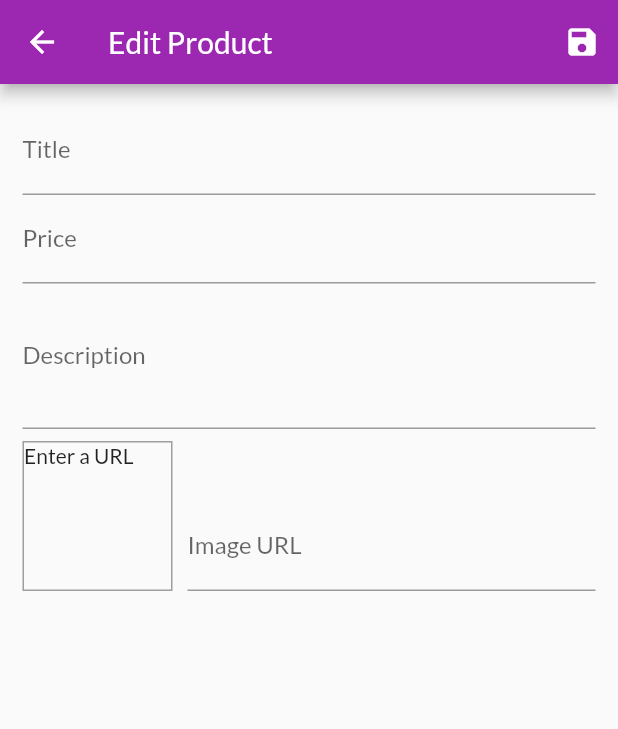
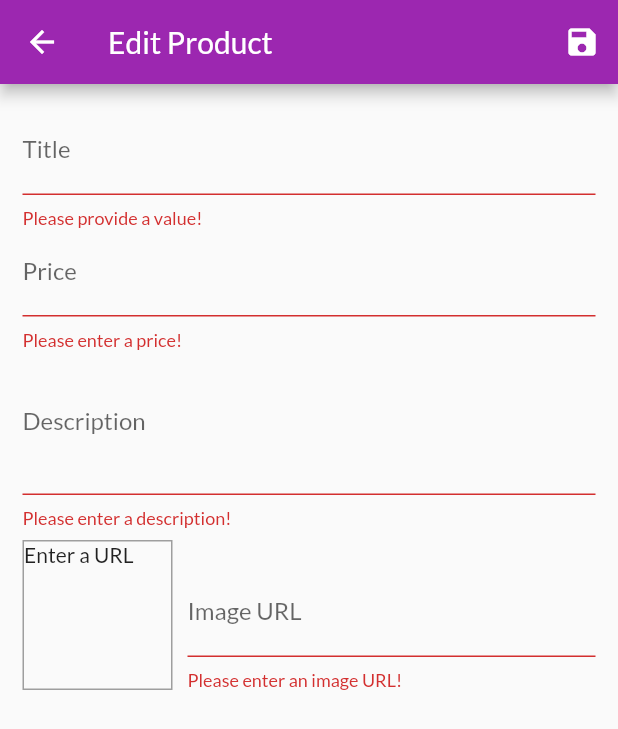
Before and after one commit to binoytv9/flutter-learning, a Flutter app: the EditProductScreen screen opened by its route, after a tap on the "save" icon, on a phone screen of 412 x 824 dp. Shown: the top 729 px of the screen. Run offline on Flutter 3.47's test engine with Material 2 defaults, Android fonts, the phone set to English and light mode, and no system bars; our stand-ins replace sqflite; accounts and stored records are empty; network calls fail.

Commit message:
add edit flow

```diff
--- a/shop_app/lib/screens/edit_product_screen.dart
+++ b/shop_app/lib/screens/edit_product_screen.dart
@@ -1,5 +1,7 @@
 import 'package:flutter/material.dart';
+import 'package:provider/provider.dart';
 import '../providers/product.dart';
+import '../providers/products.dart';
 
 class EditProductScreen extends StatefulWidget {
   static const routeName = '/edit-product';
@@ -13,6 +15,12 @@ class _EditProductScreenState extends State<EditProductScreen> {
   final _descFocusNode = FocusNode();
   final _imageUrlFocusNode = FocusNode();
   final _form = GlobalKey<FormState>();
+  var _isInit = true;
+  var _initValues = {
+    'title': '',
+    'description': '',
+    'price': '',
+  };
   var _editedProduct = Product(
     id: null,
     title: '',
@@ -21,8 +29,26 @@ class _EditProductScreenState extends State<EditProductScreen> {
     imageUrl: '',
   );
 
+  String _validateImageUrl(String value) {
+    if (!value.startsWith('http')) {
+      return 'Please enter a valid URL!';
+    }
+
+    if (!value.endsWith('.png') &&
+        !value.endsWith('.jpg') &&
+        !value.endsWith('.jpeg')) {
+      return 'Please enter a valid image URL!';
+    }
+
+    return null;
+  }
+
   void _updateImageUrl() {
     if (!_imageUrlFocusNode.hasFocus) {
+      if (!_imageUrlController.text.isEmpty &&
+          _validateImageUrl(_imageUrlController.text) != null) {
+        return;
+      }
       setState(() {});
     }
   }
@@ -46,12 +72,46 @@ class _EditProductScreenState extends State<EditProductScreen> {
   }
 
   void _saveForm() {
+    final isValid = _form.currentState.validate();
+    if (!isValid) {
+      return;
+    }
+
     _form.currentState.save();
-    print(_editedProduct.title);
-    print(_editedProduct.price);
-    print(_editedProduct.description);
-    print(_editedProduct.id);
-    print(_editedProduct.imageUrl);
+
+    if (_editedProduct.id != null) {
+      Provider.of<Products>(
+        context,
+        listen: false,
+      ).updateProduct(_editedProduct);
+    } else {
+      Provider.of<Products>(
+        context,
+        listen: false,
+      ).addProduct(_editedProduct);
+    }
+    Navigator.of(context).pop();
+  }
+
+  @override
+  void didChangeDependencies() {
+    if (_isInit) {
+      final producdId = ModalRoute.of(context).settings.arguments as String;
+      if (producdId != null) {
+        _editedProduct = Provider.of<Products>(
+          context,
+          listen: false,
+        ).findById(producdId);
+        _initValues = {
+          'title': _editedProduct.title,
+          'description': _editedProduct.description,
+          'price': _editedProduct.price.toStringAsFixed(2),
+        };
+        _imageUrlController.text = _editedProduct.imageUrl;
+      }
+    }
+    _isInit = false;
+    super.didChangeDependencies();
   }
 
   @override
@@ -73,6 +133,7 @@ class _EditProductScreenState extends State<EditProductScreen> {
           15,
         ),
         child: Form(
+          autovalidate: true,
           key: _form,
           child: SingleChildScrollView(
             child: Column(
@@ -83,6 +144,12 @@ class _EditProductScreenState extends State<EditProductScreen> {
                   ),
                   textInputAction: TextInputAction.next,
                   onFieldSubmitted: (_) => FocusScope.of(context).nextFocus(),
+                  validator: (value) {
+                    if (value.isEmpty) {
+                      return 'Please provide a value!';
+                    }
+                    return null;
+                  },
                   onSaved: (value) {
                     _editedProduct = Product(
                       title: value,
@@ -90,8 +157,10 @@ class _EditProductScreenState extends State<EditProductScreen> {
                       description: _editedProduct.description,
                       id: _editedProduct.id,
                       imageUrl: _editedProduct.imageUrl,
+                      isFavorite: _editedProduct.isFavorite,
                     );
                   },
+                  initialValue: _initValues['title'],
                 ),
                 TextFormField(
                   decoration: const InputDecoration(
@@ -101,6 +170,22 @@ class _EditProductScreenState extends State<EditProductScreen> {
                   keyboardType: TextInputType.number,
                   focusNode: _priceFocusNode,
                   onFieldSubmitted: (_) => FocusScope.of(context).nextFocus(),
+                  validator: (value) {
+                    if (value.isEmpty) {
+                      return 'Please enter a price!';
+                    }
+
+                    final dVal = double.tryParse(value);
+                    if (dVal == null) {
+                      return 'Please enter a valid price!';
+                    }
+
+                    if (dVal <= 0) {
+                      return 'Please enter a number greater than zero!';
+                    }
+
+                    return null;
+                  },
                   onSaved: (value) {
                     _editedProduct = Product(
                       title: _editedProduct.title,
@@ -108,8 +193,10 @@ class _EditProductScreenState extends State<EditProductScreen> {
                       description: _editedProduct.description,
                       id: _editedProduct.id,
                       imageUrl: _editedProduct.imageUrl,
+                      isFavorite: _editedProduct.isFavorite,
                     );
                   },
+                  initialValue: _initValues['price'],
                 ),
                 TextFormField(
                   decoration: const InputDecoration(
@@ -118,15 +205,28 @@ class _EditProductScreenState extends State<EditProductScreen> {
                   focusNode: _descFocusNode,
                   maxLines: 3,
                   keyboardType: TextInputType.multiline,
+                  validator: (value) {
+                    if (value.isEmpty) {
+                      return 'Please enter a description!';
+                    }
+
+                    if (value.length < 10) {
+                      return 'Should be at least 10 characters long!';
+                    }
+
+                    return null;
+                  },
                   onSaved: (value) {
                     _editedProduct = Product(
                       title: _editedProduct.title,
                       price: _editedProduct.price,
                       description: value,
                       id: _editedProduct.id,
+                      isFavorite: _editedProduct.isFavorite,
                       imageUrl: _editedProduct.imageUrl,
                     );
                   },
+                  initialValue: _initValues['description'],
                 ),
                 Row(
                   crossAxisAlignment: CrossAxisAlignment.end,
@@ -134,7 +234,7 @@ class _EditProductScreenState extends State<EditProductScreen> {
                     Container(
                       width: 100,
                       height: 100,
-                      margin: EdgeInsets.only(
+                      margin: const EdgeInsets.only(
                         top: 8,
                         right: 10,
                       ),
@@ -145,7 +245,7 @@ class _EditProductScreenState extends State<EditProductScreen> {
                         ),
                       ),
                       child: _imageUrlController.text.isEmpty
-                          ? Text('Enter a URL')
+                          ? const Text('Enter a URL')
                           : FittedBox(
                               child: Image.network(
                                 _imageUrlController.text,
@@ -155,18 +255,21 @@ class _EditProductScreenState extends State<EditProductScreen> {
                     ),
                     Expanded(
                       child: TextFormField(
-                        decoration: InputDecoration(
+                        decoration: const InputDecoration(
                           labelText: 'Image URL',
                         ),
                         keyboardType: TextInputType.url,
                         textInputAction: TextInputAction.done,
                         controller: _imageUrlController,
                         focusNode: _imageUrlFocusNode,
-                        onChanged: (_) {
-                          setState(() {});
-                        },
                         onFieldSubmitted: (_) {
                           _saveForm();
+                        },
+                        validator: (value) {
+                          if (value.isEmpty) {
+                            return 'Please enter an image URL!';
+                          }
+                          return _validateImageUrl(value);
                         },
                         onSaved: (value) {
                           _editedProduct = Product(
@@ -175,6 +278,7 @@ class _EditProductScreenState extends State<EditProductScreen> {
                             description: _editedProduct.description,
                             id: _editedProduct.id,
                             imageUrl: value,
+                            isFavorite: _editedProduct.isFavorite,
                           );
                         },
                       ),
--- a/shop_app/lib/screens/user_products_screen.dart
+++ b/shop_app/lib/screens/user_products_screen.dart
@@ -39,6 +39,7 @@ class UserProductsScreen extends StatelessWidget {
           itemBuilder: (_, index) => Column(
             children: [
               UserProductItem(
+                productsData.items[index].id,
                 productsData.items[index].title,
                 productsData.items[index].imageUrl,
               ),
--- a/shop_app/lib/widgets/order_item.dart
+++ b/shop_app/lib/widgets/order_item.dart
@@ -46,7 +46,7 @@ class _OrderItemState extends State<OrderItem> {
                 vertical: 4,
               ),
               height: min(
-                widget.order.products.length * 10.0 + 10,
+                widget.order.products.length * 10.0 + 30,
                 100,
               ),
               child: ListView(
```
Also changed, not shown: shop_app/lib/providers/products.dart (+25 -2 lines), shop_app/lib/screens/cart_screen.dart (+10 -3 lines), shop_app/lib/screens/orders_screen.dart (+10 -6 lines), shop_app/lib/widgets/user_product_item.dart (+17 -3 lines).
